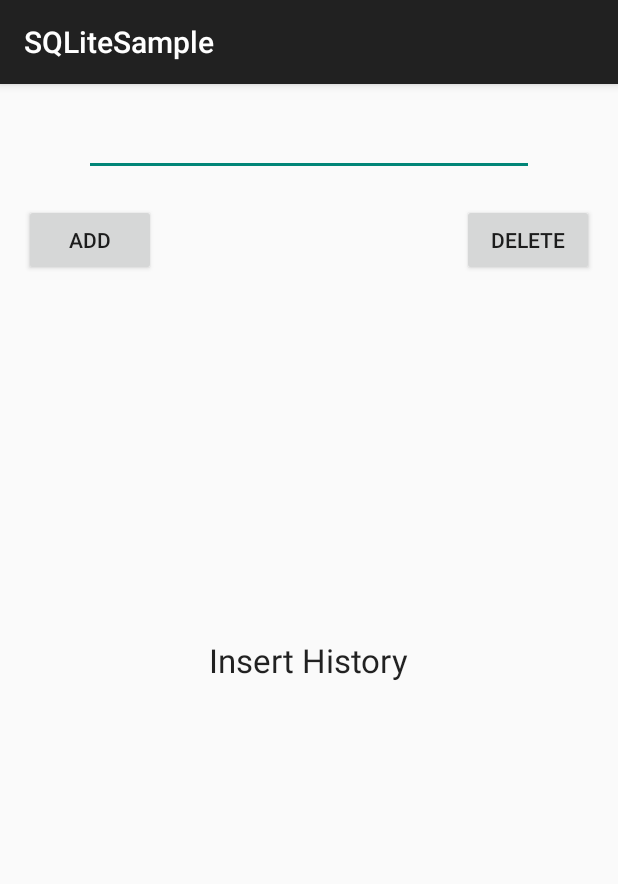
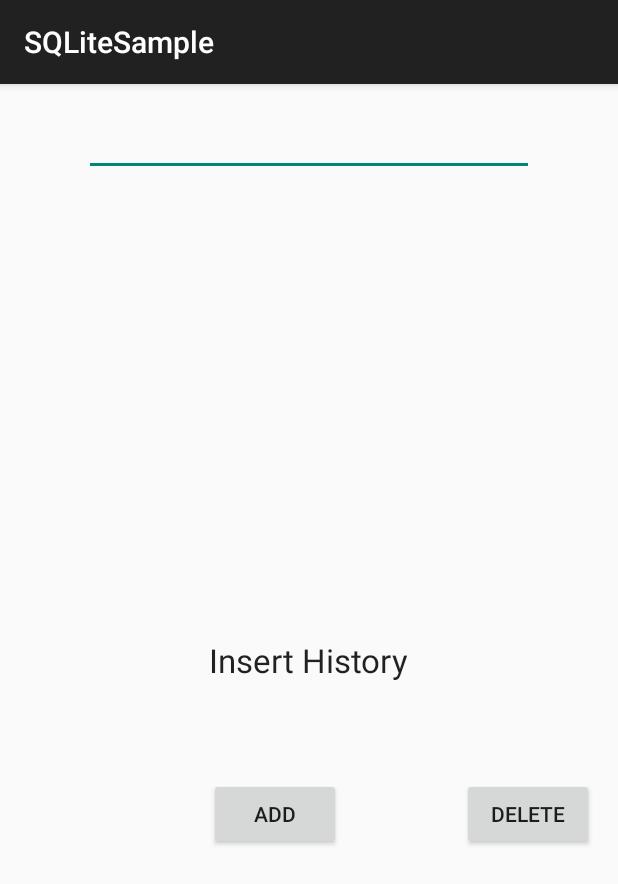
Before and after one commit to kangsoo/android_cookbook, an Android app: the screen it shows after launch (SQLiteSample), on a phone screen of 412 x 824 dp. Shown: the top 884 px of the screen. Run offline under Robolectric (Android 15) with nearby library versions, the phone set to English and light mode, and no system bars.

Commit message:
finalized SQLite bug

```diff
--- a/app/src/main/java/com/kangsoo/myapplication/MyDBHandler.java
+++ b/app/src/main/java/com/kangsoo/myapplication/MyDBHandler.java
@@ -11,7 +11,7 @@
  */
 public class MyDBHandler extends SQLiteOpenHelper {
 
-    private static final int DATABASE_VERSION = 1;
+    private static final int DATABASE_VERSION = 2;
     private static final String DATABASE_NAME = "products.db";
     public static final String TABLE_NAME = "products";
     public static final String COLUMN_ID = "_id";
@@ -75,6 +75,8 @@
                 dbString +=c.getString(c.getColumnIndex("productname"));
                 dbString += "\n";
             }
+            //cursor move next
+            c.moveToNext();
         }
 
         db.close();
--- a/app/src/main/java/com/kangsoo/myapplication/SQLiteSample.java
+++ b/app/src/main/java/com/kangsoo/myapplication/SQLiteSample.java
@@ -6,10 +6,11 @@
 import android.widget.Button;
 import android.widget.EditText;
 import android.widget.TextView;
-
+import android.util.Log;
 
 public class SQLiteSample extends ActionBarActivity {
 
+    private static final String TAG = "debugMSG";
 
     MyDBHandler db;
     Products product;
@@ -29,6 +30,8 @@
         addButton = (Button) findViewById(R.id.btnAddSQLite);
         deleteButton = (Button) findViewById(R.id.btnDeleteSQLite);
         db = new MyDBHandler(this, "", null, 1);
+
+        Log.i(TAG, "onCreate");
 
         addButton.setOnClickListener(
                 new View.OnClickListener() {
--- a/app/src/main/res/layout/activity_sqlite_sample.xml
+++ b/app/src/main/res/layout/activity_sqlite_sample.xml
@@ -12,9 +12,9 @@
         android:text="Add"
         android:id="@+id/btnAddSQLite"
         android:layout_marginTop="64dp"
-        android:layout_below="@+id/editText"
-        android:layout_alignLeft="@+id/editText"
-        android:layout_alignStart="@+id/editText" />
+        android:layout_below="@+id/tvTextViewSQLite"
+        android:layout_alignLeft="@+id/tvTextViewSQLite"
+        android:layout_alignStart="@+id/tvTextViewSQLite" />
 
     <Button
         android:layout_width="wrap_content"
```
